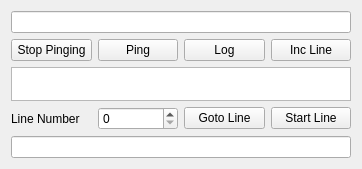
Before: the Qt Designer form src/rosdetails.ui in rolker/camp, drawn with Qt 5.
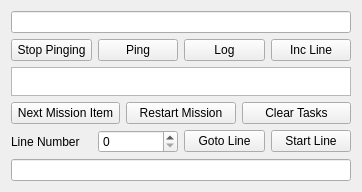
After: the same form once the commit is applied.

Commit message: Update UI for better mission manager interaction

Patch:
```diff
--- a/src/rosdetails.ui
+++ b/src/rosdetails.ui
@@ -7,7 +7,7 @@
     <x>0</x>
     <y>0</y>
     <width>362</width>
-    <height>169</height>
+    <height>192</height>
    </rect>
   </property>
   <layout class="QVBoxLayout" name="verticalLayout">
@@ -67,6 +67,31 @@
      </property>
     </widget>
    </item>
+   <item>
+    <layout class="QHBoxLayout" name="horizontalLayout_4">
+     <item>
+      <widget class="QPushButton" name="nextMissionItemPushButton">
+       <property name="text">
+        <string>Next Mission Item</string>
+       </property>
+      </widget>
+     </item>
+     <item>
+      <widget class="QPushButton" name="restartMissionPushButton">
+       <property name="text">
+        <string>Restart Mission</string>
+       </property>
+      </widget>
+     </item>
+     <item>
+      <widget class="QPushButton" name="clearTasksPushButton">
+       <property name="text">
+        <string>Clear Tasks</string>
+       </property>
+      </widget>
+     </item>
+    </layout>
+   </item>
    <item>
     <layout class="QHBoxLayout" name="horizontalLayout">
      <item>
```
The commit also changes 9 other files.
